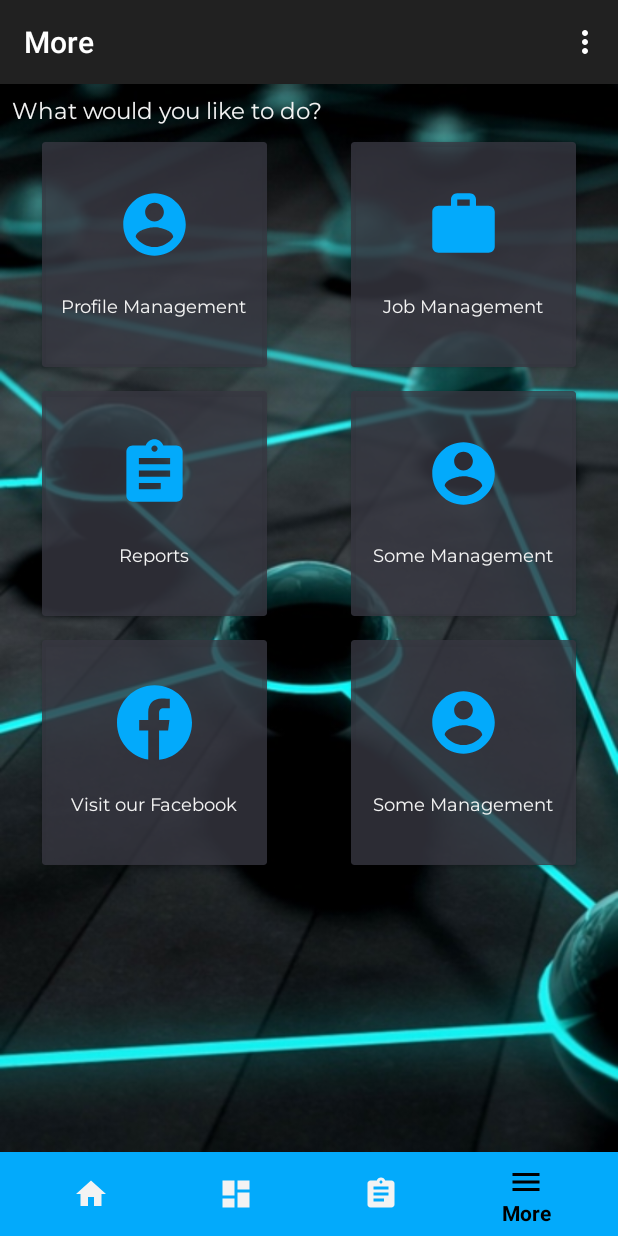
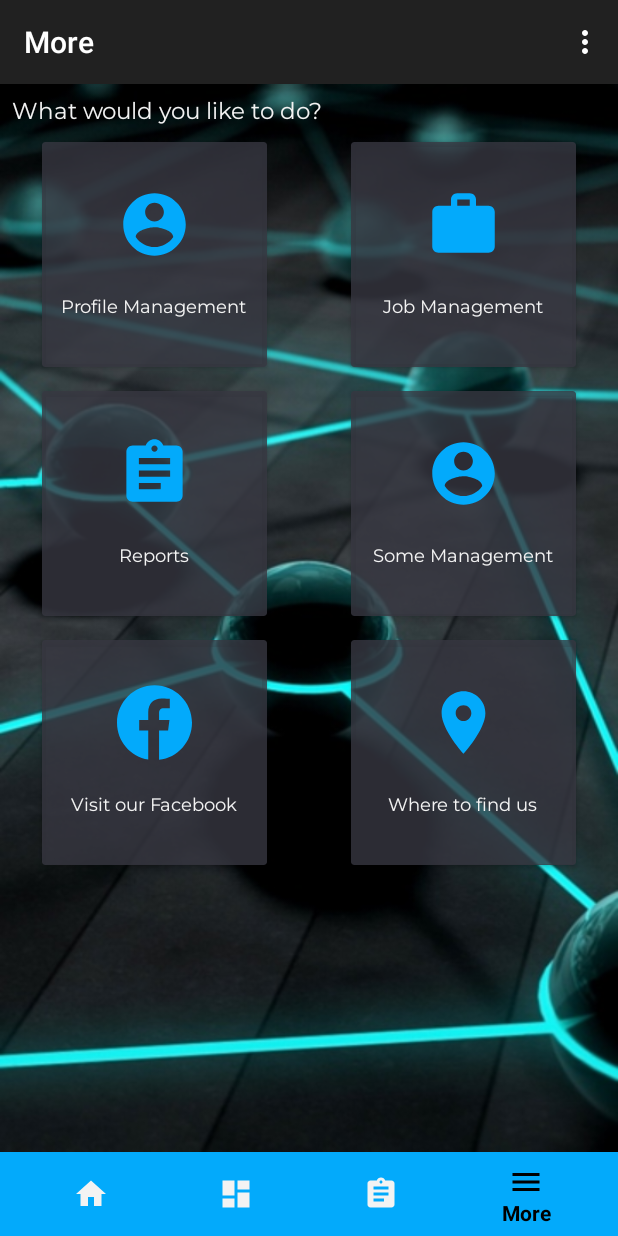
Before and after one commit to cheese-advocate/LinkVantage-Android, an Android app: the MoreFragment screen opened through its navigation route, on a phone screen of 412 x 824 dp. Run offline under Robolectric (Android 15) with nearby library versions, the phone set to English and light mode, and no system bars; our stand-ins replace navigation-ui.

Commit message:
Added the ability to open locations directly in google maps. Any location in our app can now be directly opened in google maps

```diff
--- a/CompulinkApp/app/src/main/java/com/example/compulinkapp/fragments/MoreFragment.java
+++ b/CompulinkApp/app/src/main/java/com/example/compulinkapp/fragments/MoreFragment.java
@@ -19,6 +19,7 @@ import androidx.fragment.app.FragmentManager;
 
 import com.example.compulinkapp.activities.DashActivity;
 import com.example.compulinkapp.R;
+import com.example.compulinkapp.classes.GoogleMapsHelper;
 
 public class MoreFragment extends Fragment{
 
@@ -34,6 +35,7 @@ public class MoreFragment extends Fragment{
         CardView profileManagement = view.findViewById(R.id.profile_management_card);
         CardView jobManagement = view.findViewById(R.id.job_management_card);
         CardView facebookLink = view.findViewById(R.id.facebookCard);
+        CardView location = view.findViewById(R.id.locationCard);
         //Other cards still required and onClickListeners also required for each
 
         profileManagement.setOnClickListener(new View.OnClickListener() {
@@ -86,5 +88,16 @@ public class MoreFragment extends Fragment{
                 }
             }
         });
+
+        /**
+         * Opens google maps app on the location of Compulink technologies
+         */
+        location.setOnClickListener(new View.OnClickListener() {
+            @Override
+            public void onClick(View v) {
+                GoogleMapsHelper mapsHelper = new GoogleMapsHelper(getContext());
+                mapsHelper.openLocation("20 Astra Ave, Riverton, Cape Town, 7490");
+            }
+        });
     }
 }
--- /dev/null
+++ b/CompulinkApp/app/src/main/res/drawable/ic_location_blue.xml
@@ -0,0 +1,5 @@
+<vector android:height="50dp" android:tint="#03AAFB"
+    android:viewportHeight="24" android:viewportWidth="24"
+    android:width="50dp" xmlns:android="http://schemas.android.com/apk/res/android">
+    <path android:fillColor="@android:color/white" android:pathData="M12,2C8.13,2 5,5.13 5,9c0,5.25 7,13 7,13s7,-7.75 7,-13c0,-3.87 -3.13,-7 -7,-7zM12,11.5c-1.38,0 -2.5,-1.12 -2.5,-2.5s1.12,-2.5 2.5,-2.5 2.5,1.12 2.5,2.5 -1.12,2.5 -2.5,2.5z"/>
+</vector>
--- a/CompulinkApp/app/src/main/res/layout/fragment_more.xml
+++ b/CompulinkApp/app/src/main/res/layout/fragment_more.xml
@@ -183,7 +183,7 @@
         </androidx.cardview.widget.CardView>
 
         <androidx.cardview.widget.CardView
-            android:id="@+id/card_3"
+            android:id="@+id/locationCard"
             android:layout_width="150dp"
             android:layout_height="150dp"
             android:layout_marginTop="16dp"
@@ -195,14 +195,14 @@
             <ImageView
                 android:layout_width="wrap_content"
                 android:layout_height="wrap_content"
-                android:src="@drawable/ic_account_blue"
+                android:src="@drawable/ic_location_blue"
                 android:layout_gravity="center|top"
                 android:layout_marginTop="30dp"/>
 
             <TextView
                 android:layout_width="wrap_content"
                 android:layout_height="wrap_content"
-                android:text="Some Management"
+                android:text="Where to find us"
                 android:textColor="@color/textColor"
                 android:fontFamily="@font/montserrat"
                 android:textSize="12dp"
```
Also changed, not shown: CompulinkApp/app/src/main/java/com/example/compulinkapp/classes/GoogleMapsHelper.java (added, +29 -0 lines).
